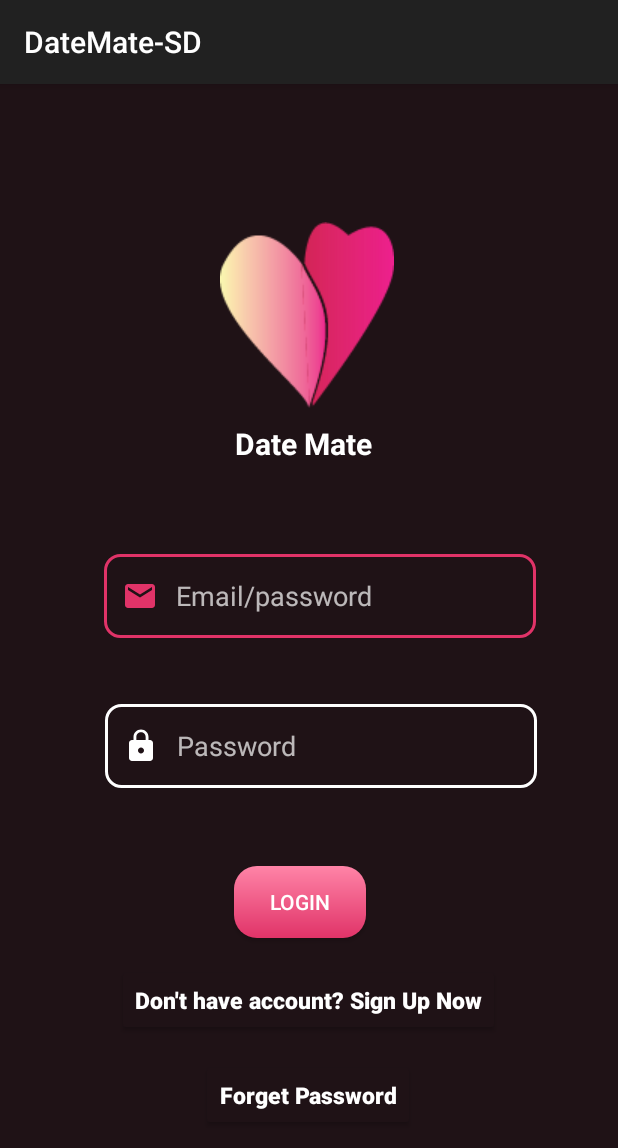
After one commit to Roshan10k/DateMate-SD, an Android app: the LoginActivity screen opened directly, with no data from a screen before it, on a phone screen of 412 x 824 dp. The commit adds this screen. Shown: the top 1148 px of the screen. Run offline under Robolectric (Android 15) with nearby library versions, the phone set to English and light mode, and no system bars.

Commit message:
Adding the login design and custom xml files

```diff
--- a/app/src/main/AndroidManifest.xml
+++ b/app/src/main/AndroidManifest.xml
@@ -1,6 +1,6 @@
 <?xml version="1.0" encoding="utf-8"?>
 <manifest xmlns:android="http://schemas.android.com/apk/res/android"
-    xmlns:tools="http://schemas.android.com/tools" >
+    xmlns:tools="http://schemas.android.com/tools">
 
     <application
         android:allowBackup="true"
@@ -10,9 +10,17 @@
         android:label="@string/app_name"
         android:roundIcon="@mipmap/ic_launcher_round"
         android:supportsRtl="true"
-
         android:theme="@style/Theme.AppCompat"
         tools:targetApi="31">
+        <activity
+            android:name=".ui.activity.LoginActivity"
+            android:exported="true">
+            <intent-filter>
+                <action android:name="android.intent.action.MAIN" />
+
+                <category android:name="android.intent.category.LAUNCHER" />
+            </intent-filter>
+        </activity>
         <activity
             android:name=".ui.activity.GenderActivity"
             android:exported="true">
@@ -31,17 +39,15 @@
                 <category android:name="android.intent.category.LAUNCHER" />
             </intent-filter>
         </activity>
-
         <activity
             android:name=".ui.activity.ProfilePageActivity"
-            android:exported="true" >
+            android:exported="true">
             <intent-filter>
                 <action android:name="android.intent.action.MAIN" />
 
                 <category android:name="android.intent.category.LAUNCHER" />
             </intent-filter>
         </activity>
-
     </application>
 
 </manifest>
--- /dev/null
+++ b/app/src/main/java/com/example/datemate_sd/ui/activity/LoginActivity.kt
@@ -0,0 +1,21 @@
+package com.example.datemate_sd.ui.activity
+
+import android.os.Bundle
+import androidx.activity.enableEdgeToEdge
+import androidx.appcompat.app.AppCompatActivity
+import androidx.core.view.ViewCompat
+import androidx.core.view.WindowInsetsCompat
+import com.example.datemate_sd.R
+
+class LoginActivity : AppCompatActivity() {
+    override fun onCreate(savedInstanceState: Bundle?) {
+        super.onCreate(savedInstanceState)
+        enableEdgeToEdge()
+        setContentView(R.layout.activity_login)
+        ViewCompat.setOnApplyWindowInsetsListener(findViewById(R.id.main)) { v, insets ->
+            val systemBars = insets.getInsets(WindowInsetsCompat.Type.systemBars())
+            v.setPadding(systemBars.left, systemBars.top, systemBars.right, systemBars.bottom)
+            insets
+        }
+    }
+}
--- /dev/null
+++ b/app/src/main/res/drawable/baseline_email_24.xml
@@ -0,0 +1,6 @@
+<vector xmlns:android="http://schemas.android.com/apk/res/android" android:height="24dp" android:tint="#FFFFFF" android:viewportHeight="24" android:viewportWidth="24" android:width="24dp">
+
+    <path android:fillColor="@android:color/white"
+        android:pathData="M20,4L4,4c-1.1,0 -1.99,0.9 -1.99,2L2,18c0,1.1 0.9,2 2,2h16c1.1,0 2,-0.9 2,-2L22,6c0,-1.1 -0.9,-2 -2,-2zM20,8l-8,5 -8,-5L4,6l8,5 8,-5v2z"/>
+
+</vector>
--- /dev/null
+++ b/app/src/main/res/drawable/baseline_email_24_focused.xml
@@ -0,0 +1,10 @@
+<vector xmlns:android="http://schemas.android.com/apk/res/android"
+    android:height="24dp"
+    android:viewportHeight="24"
+    android:viewportWidth="24"
+    android:width="24dp">
+
+    <path android:fillColor="@color/endpink"
+        android:pathData="M20,4L4,4c-1.1,0 -1.99,0.9 -1.99,2L2,18c0,1.1 0.9,2 2,2h16c1.1,0 2,-0.9 2,-2L22,6c0,-1.1 -0.9,-2 -2,-2zM20,8l-8,5 -8,-5L4,6l8,5 8,-5v2z"/>
+
+</vector>
--- /dev/null
+++ b/app/src/main/res/drawable/baseline_lock_24.xml
@@ -0,0 +1,5 @@
+<vector xmlns:android="http://schemas.android.com/apk/res/android" android:height="24dp" android:tint="#FFFFFF" android:viewportHeight="24" android:viewportWidth="24" android:width="24dp">
+
+    <path android:fillColor="@android:color/white" android:pathData="M18,8h-1L17,6c0,-2.76 -2.24,-5 -5,-5S7,3.24 7,6v2L6,8c-1.1,0 -2,0.9 -2,2v10c0,1.1 0.9,2 2,2h12c1.1,0 2,-0.9 2,-2L20,10c0,-1.1 -0.9,-2 -2,-2zM12,17c-1.1,0 -2,-0.9 -2,-2s0.9,-2 2,-2 2,0.9 2,2 -0.9,2 -2,2zM15.1,8L8.9,8L8.9,6c0,-1.71 1.39,-3.1 3.1,-3.1 1.71,0 3.1,1.39 3.1,3.1v2z"/>
+
+</vector>
--- /dev/null
+++ b/app/src/main/res/drawable/baseline_lock_24_focused.xml
@@ -0,0 +1,10 @@
+<vector xmlns:android="http://schemas.android.com/apk/res/android"
+    android:height="24dp"
+    android:viewportHeight="24"
+    android:viewportWidth="24"
+    android:width="24dp">
+
+    <path android:fillColor="@color/endpink"
+        android:pathData="M18,8h-1L17,6c0,-2.76 -2.24,-5 -5,-5S7,3.24 7,6v2L6,8c-1.1,0 -2,0.9 -2,2v10c0,1.1 0.9,2 2,2h12c1.1,0 2,-0.9 2,-2L20,10c0,-1.1 -0.9,-2 -2,-2zM12,17c-1.1,0 -2,-0.9 -2,-2s0.9,-2 2,-2 2,0.9 2,2 -0.9,2 -2,2zM15.1,8L8.9,8L8.9,6c0,-1.71 1.39,-3.1 3.1,-3.1 1.71,0 3.1,1.39 3.1,3.1v2z"/>
+
+</vector>
--- /dev/null
+++ b/app/src/main/res/drawable/custom_email.xml
@@ -0,0 +1,6 @@
+<?xml version="1.0" encoding="utf-8"?>
+<selector xmlns:android="http://schemas.android.com/apk/res/android">
+
+    <item android:state_focused="true" android:drawable="@drawable/baseline_email_24_focused"/>
+    <item android:state_focused="false" android:drawable="@drawable/baseline_email_24"/>
+</selector>
--- /dev/null
+++ b/app/src/main/res/drawable/custom_lock.xml
@@ -0,0 +1,5 @@
+<?xml version="1.0" encoding="utf-8"?>
+<selector xmlns:android="http://schemas.android.com/apk/res/android">
+    <item android:state_focused="true" android:drawable="@drawable/baseline_lock_24_focused"/>
+    <item android:state_window_focused="false" android:drawable="@drawable/baseline_lock_24"/>
+</selector>
--- /dev/null
+++ b/app/src/main/res/drawable/custum_input.xml
@@ -0,0 +1,18 @@
+<?xml version="1.0" encoding="utf-8"?>
+<selector xmlns:android="http://schemas.android.com/apk/res/android">
+    <item android:state_enabled="true" android:state_focused="true">
+        <shape android:shape="rectangle">
+            <solid android:color="@color/background"/>
+            <stroke android:color="@color/endpink" android:width="2dp"/>
+            <corners android:radius="10dp"/>
+        </shape>
+    </item>
+
+    <item android:state_enabled="true">
+        <shape android:shape="rectangle">
+            <solid android:color="@color/background"/>
+            <stroke android:color="@color/white" android:width="2dp"/>
+            <corners android:radius="10dp"/>
+        </shape>
+    </item>
+</selector>
--- a/app/src/main/res/drawable/shape.xml
+++ b/app/src/main/res/drawable/shape.xml
@@ -1,11 +1,9 @@
 <?xml version="1.0" encoding="utf-8"?>
 <shape xmlns:android="http://schemas.android.com/apk/res/android">
-
     <solid android:color="#1F1216" />
     <corners
         android:topLeftRadius="0dp"
         android:topRightRadius="0dp"
         android:bottomLeftRadius="50dp"
         android:bottomRightRadius="50dp" />
-
 </shape>
--- /dev/null
+++ b/app/src/main/res/layout/activity_login.xml
@@ -0,0 +1,127 @@
+<?xml version="1.0" encoding="utf-8"?>
+<androidx.constraintlayout.widget.ConstraintLayout xmlns:android="http://schemas.android.com/apk/res/android"
+    xmlns:app="http://schemas.android.com/apk/res-auto"
+    xmlns:tools="http://schemas.android.com/tools"
+    android:id="@+id/main"
+    android:background="@color/background"
+    android:layout_width="match_parent"
+    android:layout_height="match_parent"
+    tools:context=".ui.activity.LoginActivity">
+
+    <ImageView
+        android:id="@+id/logo"
+        android:layout_width="wrap_content"
+        android:layout_height="wrap_content"
+        android:layout_marginStart="46dp"
+        android:layout_marginTop="92dp"
+        android:layout_marginEnd="149dp"
+        app:layout_constraintEnd_toEndOf="parent"
+        app:layout_constraintHorizontal_bias="1.0"
+        app:layout_constraintStart_toStartOf="parent"
+        app:layout_constraintTop_toTopOf="parent"
+        app:srcCompat="@drawable/logo" />
+
+
+    <TextView
+        android:id="@+id/appName"
+        android:layout_width="wrap_content"
+        android:layout_height="wrap_content"
+        android:layout_marginStart="155dp"
+        android:layout_marginTop="10dp"
+        android:layout_marginEnd="163dp"
+        android:text="Date Mate"
+        android:textColor="@color/white"
+        android:textSize="20dp"
+        android:textStyle="bold"
+        app:layout_constraintEnd_toEndOf="parent"
+        app:layout_constraintStart_toStartOf="parent"
+        app:layout_constraintTop_toBottomOf="@+id/logo" />
+
+    <EditText
+        android:id="@+id/EmailView"
+        android:layout_width="288dp"
+        android:layout_height="56dp"
+        android:layout_marginStart="100dp"
+        android:layout_marginTop="60dp"
+        android:layout_marginEnd="101dp"
+        android:background="@drawable/custum_input"
+        android:drawableStart="@drawable/custom_email"
+        android:drawablePadding="12dp"
+        android:ems="10"
+        android:hint="Email/password"
+        android:inputType="text"
+        android:paddingStart="12dp"
+        android:paddingEnd="12dp"
+        app:layout_constraintEnd_toEndOf="parent"
+        app:layout_constraintHorizontal_bias="0.397"
+        app:layout_constraintStart_toStartOf="parent"
+        app:layout_constraintTop_toBottomOf="@+id/appName" />
+
+    <EditText
+        android:id="@+id/passwordView"
+        android:layout_width="288dp"
+        android:layout_height="56dp"
+        android:layout_marginStart="99dp"
+        android:layout_marginTop="44dp"
+        android:layout_marginEnd="102dp"
+        android:background="@drawable/custum_input"
+        android:drawableStart="@drawable/custom_lock"
+        android:drawablePadding="12dp"
+        android:ems="10"
+        android:hint="Password"
+        android:inputType="textPassword"
+        android:paddingStart="12dp"
+        android:paddingEnd="12dp"
+        app:layout_constraintEnd_toEndOf="parent"
+        app:layout_constraintHorizontal_bias="0.384"
+        app:layout_constraintStart_toStartOf="parent"
+        app:layout_constraintTop_toBottomOf="@+id/EmailView" />
+
+    <Button
+        android:id="@+id/loginButton"
+        android:layout_width="wrap_content"
+        android:layout_height="wrap_content"
+        android:layout_marginStart="155dp"
+        android:layout_marginTop="52dp"
+        android:layout_marginEnd="168dp"
+        android:background="@drawable/gradient"
+        android:text="Login"
+        app:layout_constraintEnd_toEndOf="parent"
+        app:layout_constraintHorizontal_bias="1.0"
+        app:layout_constraintStart_toStartOf="parent"
+        app:layout_constraintTop_toBottomOf="@+id/passwordView" />
+
+    <Button
+        android:id="@+id/SignupBtn"
+        android:layout_width="wrap_content"
+        android:layout_height="wrap_content"
+        android:layout_marginStart="68dp"
+        android:layout_marginTop="17dp"
+        android:layout_marginEnd="69dp"
+        android:backgroundTint="@color/background"
+        android:textAllCaps="false"
+        android:text="Don't have account? Sign Up Now"
+        android:textSize="15dp"
+        android:textStyle="bold"
+        app:layout_constraintEnd_toEndOf="parent"
+        app:layout_constraintStart_toStartOf="parent"
+        app:layout_constraintTop_toBottomOf="@+id/loginButton" />
+
+    <Button
+        android:id="@+id/forgetbtn"
+        android:layout_width="wrap_content"
+        android:layout_height="wrap_content"
+        android:layout_marginStart="124dp"
+        android:layout_marginTop="15dp"
+        android:layout_marginEnd="125dp"
+        android:backgroundTint="@color/background"
+        android:textAllCaps="false"
+        android:text="Forget Password"
+        android:textSize="15dp"
+        android:textStyle="bold"
+        app:layout_constraintEnd_toEndOf="parent"
+        app:layout_constraintStart_toStartOf="parent"
+        app:layout_constraintTop_toBottomOf="@+id/SignupBtn" />
+
+
+</androidx.constraintlayout.widget.ConstraintLayout>
```
Also changed, not shown: app/src/main/res/drawable/logo.png (added). Lines whose indentation alone changed are shown as unchanged.
